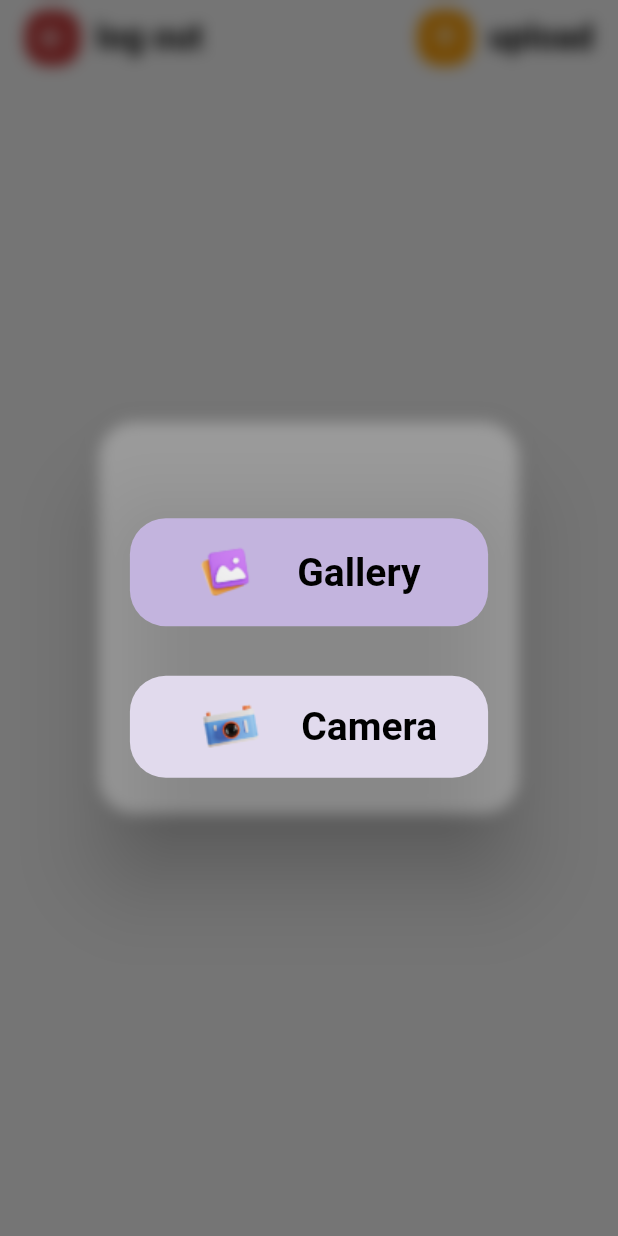
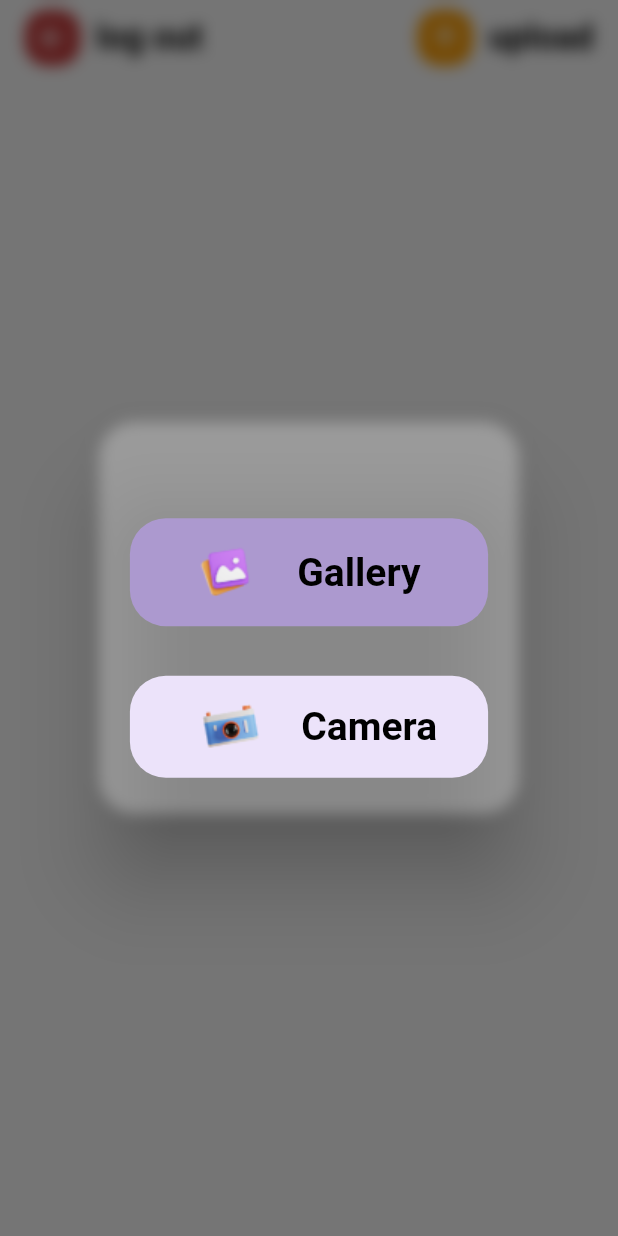
Before and after one commit to mohamedabozeid2/promina_task, a Flutter app: the GalleryActionButtons widget shown alone on an empty page, opened directly, after a tap on "upload", on a phone screen of 412 x 824 dp. Run offline on Flutter 3.47's test engine with Material 2 defaults, Android fonts, the phone set to English and light mode, and no system bars; our stand-ins replace bloc, cached_network_image, dio, flutter_bloc, flutter_screenutil, get and 5 more; accounts and stored records are empty.

Commit message:
final commit

```diff
--- a/lib/core/utils/Colors.dart
+++ b/lib/core/utils/Colors.dart
@@ -7,8 +7,8 @@ class AppColors {
   static Color buttonColor = const Color(0xff7BB3FF);
 
   static Color firstGalleryColor = const Color(0xffDDCDFF);
-  static Color secondGalleryColor = const Color(0xffc3b4de);
-  static Color thirdGalleryColor = const Color(0xffe1daed);
+  static Color secondGalleryColor = const Color(0xffac99cf);
+  static Color thirdGalleryColor = const Color(0xffece3fa);
 
   static Color logoutButton = const Color(0xffC83B3B);
   static Color uploadButton = const Color(0xffFFA005);
--- a/lib/features/my_gellary/presentation/screens/gallery_screen/widgets/action_buttons.dart
+++ b/lib/features/my_gellary/presentation/screens/gallery_screen/widgets/action_buttons.dart
@@ -3,6 +3,7 @@ import 'dart:ui';
 import 'package:flutter/material.dart';
 import 'package:get/get.dart';
 import 'package:promina_task/features/my_gellary/presentation/screens/gallery_screen/widgets/image_picker_dialog.dart';
+import 'package:promina_task/logic/gallery_cubit/gallery_cubit.dart';
 
 import '../../../../../../core/utils/Colors.dart';
 import '../../../../../../core/utils/border_radius.dart';
@@ -20,7 +21,11 @@ class GalleryActionButtons extends StatelessWidget {
     return Row(
       mainAxisAlignment: MainAxisAlignment.spaceBetween,
       children: [
-        Container(
+        GestureDetector(
+          onTap: (){
+            GalleryCubit.get(context).signOut(context: context);
+          },
+          child: Container(
             padding: EdgeInsets.symmetric(
               vertical: Helper.getScreenHeight(context: context) * 0.008,
               horizontal: Helper.getScreenWidth(context: context) * 0.04,
@@ -50,6 +55,7 @@ class GalleryActionButtons extends StatelessWidget {
               ],
             ),
           ),
+        ),
         GestureDetector(
           onTap: () {
             Get.defaultDialog(
@@ -59,12 +65,9 @@ class GalleryActionButtons extends StatelessWidget {
               contentPadding: EdgeInsets.symmetric(
                   vertical: Helper.getScreenHeight(context: context) * 0.01,
                   horizontal: Helper.getScreenWidth(context: context) * 0.05),
-              content: BackdropFilter(
-                filter: ImageFilter.blur(sigmaX: 5.0, sigmaY: 5.0),
-                child: ImagePickerDialog(
+              content: ImagePickerDialog(
                 galleryFun: galleryFun,
                 cameraFun: cameraFun,
-                ),
               ),
             );
           },
--- a/lib/features/my_gellary/presentation/screens/gallery_screen/widgets/gallery_images.dart
+++ b/lib/features/my_gellary/presentation/screens/gallery_screen/widgets/gallery_images.dart
@@ -30,7 +30,7 @@ class GalleryImages extends StatelessWidget {
             borderRadius: BorderRadius.circular(AppRadius.large3)),
         child: CachedImage(
           image: galleryDataModel!.galleryData!.images[index],
-          circularColor: AppColors.firstGalleryColor,
+          circularColor: Colors.white,
         ));
   }
 }
--- a/lib/features/my_gellary/presentation/screens/gallery_screen/widgets/image_picker_dialog.dart
+++ b/lib/features/my_gellary/presentation/screens/gallery_screen/widgets/image_picker_dialog.dart
@@ -1,3 +1,5 @@
+import 'dart:ui';
+
 import 'package:flutter/material.dart';
 import 'package:image_picker/image_picker.dart';
 
@@ -15,7 +17,9 @@ class ImagePickerDialog extends StatelessWidget {
 
   @override
   Widget build(BuildContext context) {
-    return Column(
+    return BackdropFilter(
+      filter: ImageFilter.blur(sigmaX: 5.0, sigmaY: 5.0),
+      child: Column(
         children: [
           GestureDetector(
             onTap: galleryFun,
@@ -67,6 +71,7 @@ class ImagePickerDialog extends StatelessWidget {
             ),
           ),
         ],
+      ),
     );
   }
 }
--- a/lib/features/my_gellary/presentation/screens/login_screen/widgets/login_body.dart
+++ b/lib/features/my_gellary/presentation/screens/login_screen/widgets/login_body.dart
@@ -1,6 +1,7 @@
 import 'package:flutter/material.dart';
 import 'package:flutter_bloc/flutter_bloc.dart';
 import 'package:promina_task/core/utils/components.dart';
+import 'package:promina_task/core/widgets/adaptive_indicator.dart';
 import 'package:promina_task/features/my_gellary/presentation/screens/login_screen/widgets/sizedBox.dart';
 import 'package:promina_task/logic/login_cubit/login_cubit.dart';
 import 'package:promina_task/logic/login_cubit/login_states.dart';
@@ -100,7 +101,7 @@ class _LoginBodyState extends State<LoginBody> {
                             borderRadius: AppRadius.circular,
                           ),
                           const DefaultSizedBox(),
-                          DefaultButton(
+                          state is LoginLoadingState ? Center(child: AdaptiveIndicator(os: Components.getOS(),color: AppColors.secondGalleryColor,)) : DefaultButton(
                               fun: () {
                                 if (userNameController.text.isNotEmpty &&
                                     passwordController.text.isNotEmpty) {
--- a/lib/main.dart
+++ b/lib/main.dart
@@ -1,6 +1,7 @@
 import 'package:bloc/bloc.dart';
 import 'package:flutter/material.dart';
 import 'package:flutter/services.dart';
+import 'package:flutter_screenutil/flutter_screenutil.dart';
 import 'package:promina_task/core/hive/hive_keys.dart';
 import 'package:promina_task/features/my_gellary/presentation/screens/gallery_screen/gallery_screen.dart';
 import 'package:promina_task/features/my_gellary/presentation/screens/login_screen/login_screen.dart';
@@ -36,7 +37,8 @@ void main() async {
   });
 
   BlocOverrides.runZoned(
-    () {
+    () async{
+      await ScreenUtil.ensureScreenSize();
       runApp(GalleryApp(startScreen: startWidget,));
     },
     blocObserver: MyBlocObserver(),
```
Also changed, not shown: lib/core/hive/hive_helper.dart (+8 -4 lines), lib/features/my_gellary/presentation/screens/gallery_screen/gallery_screen.dart (+13 -5 lines), lib/features/my_gellary/presentation/screens/gallery_screen/widgets/gallery_body.dart (+6 -1 lines), lib/logic/gallery_cubit/gallery_cubit.dart (+10 -0 lines). Lines whose indentation alone changed are shown as unchanged.
